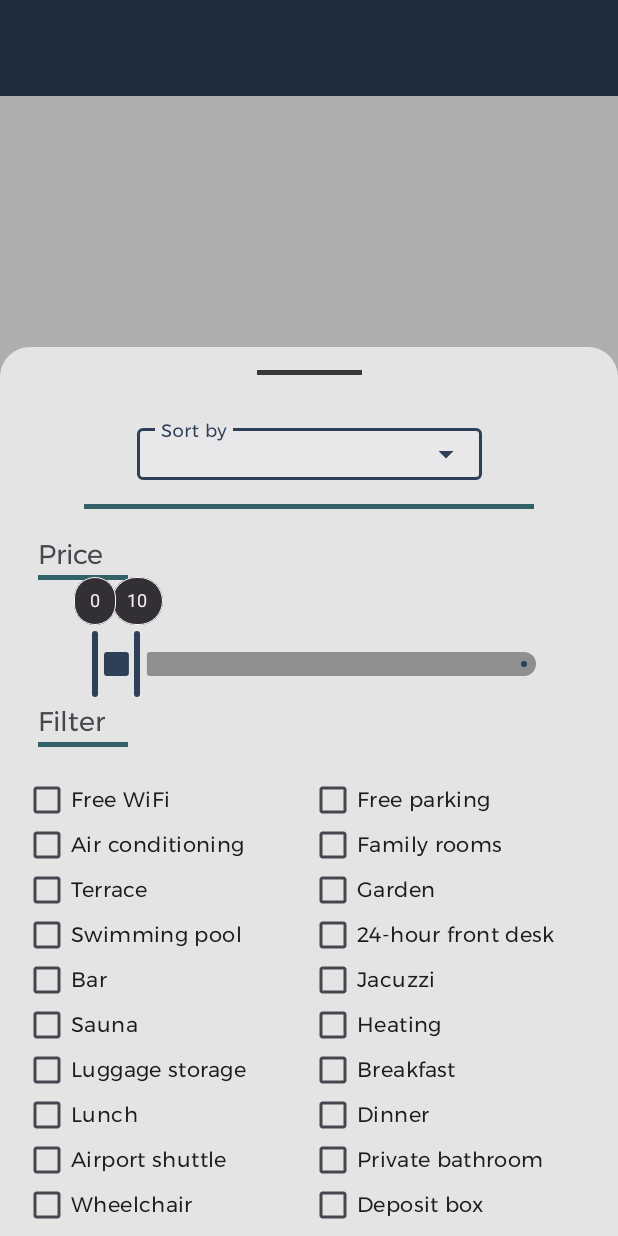
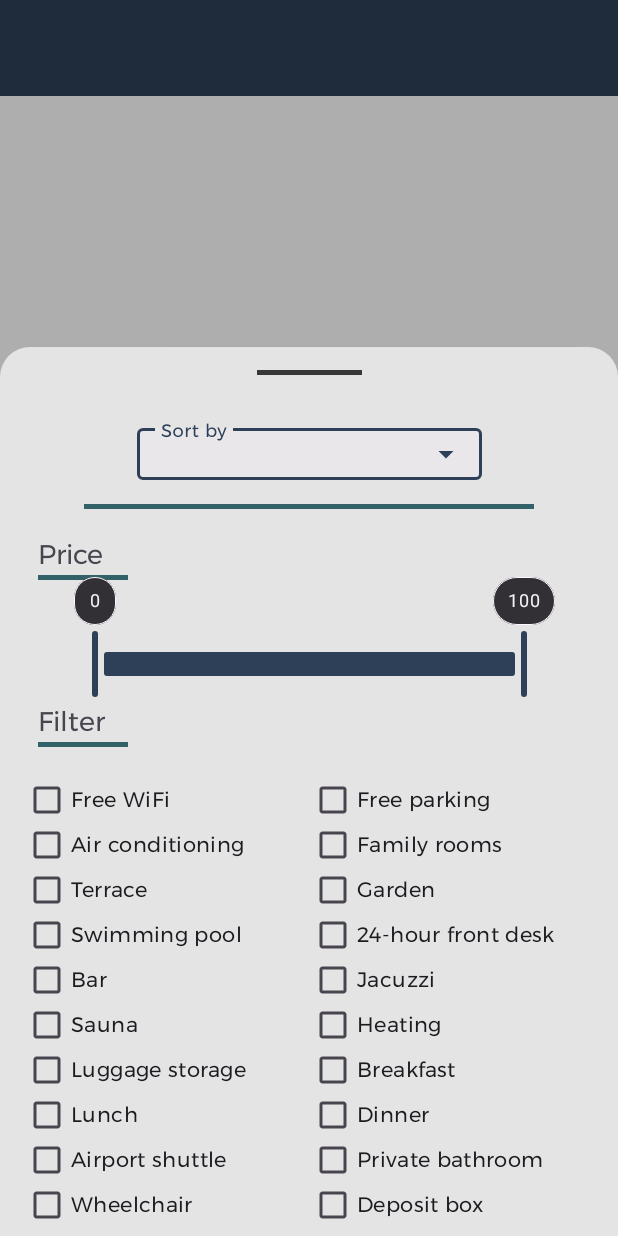
Before and after one commit to Olivera2708/Bookify-mobile, an Android app: the screen it shows after launch (ResultsActivity), after a tap on an icon or button, on a phone screen of 412 x 824 dp. Run offline under Robolectric (Android 15) with nearby library versions, the phone set to English and light mode, and no system bars.

Commit message:
fixed slider range

```diff
--- a/app/src/main/res/values/arrays.xml
+++ b/app/src/main/res/values/arrays.xml
@@ -2,6 +2,6 @@
 <resources>
     <array name="initial_price_values">
         <item>0</item>
-        <item>10</item>
+        <item>100</item>
     </array>
 </resources>
```
